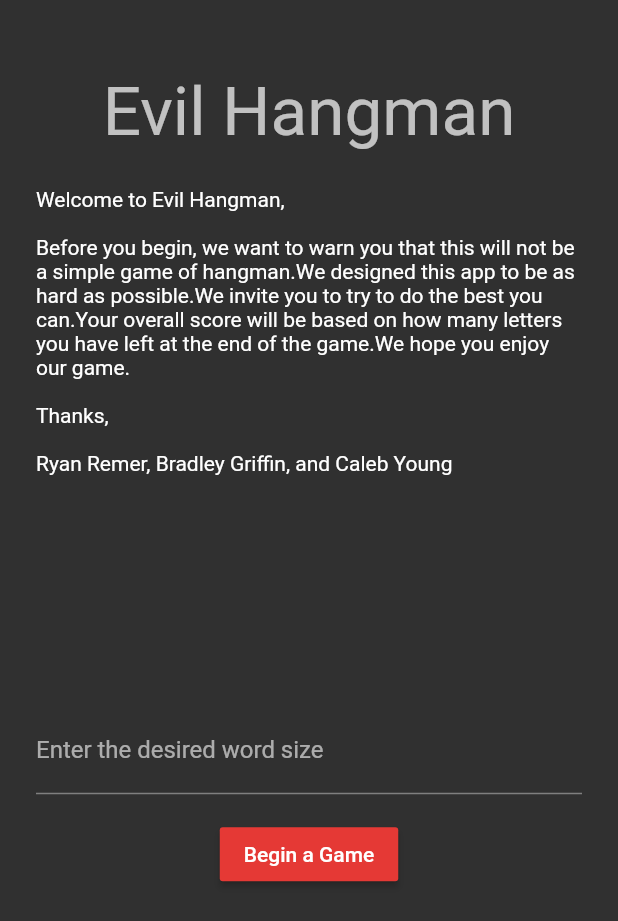
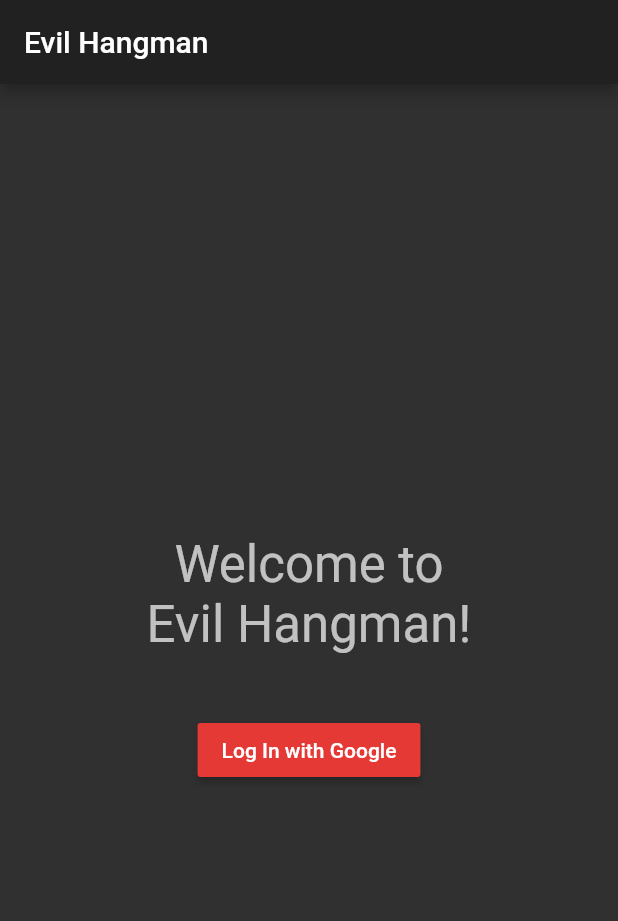
Before and after one commit to RyanRemer/evil_hangman, a Flutter app: the screen it shows after launch, on a phone screen of 412 x 824 dp. Shown: the top 921 px of the screen. Run offline on Flutter 3.47's test engine with Material 2 defaults, Android fonts, the phone set to English and light mode, and no system bars; our stand-ins replace cloud_firestore, firebase_auth, google_sign_in, rxdart; accounts and stored records are empty; project files that could hold a hidden picture were left out.

Commit message:
Basic Google authentication signup.

```diff
--- a/lib/main.dart
+++ b/lib/main.dart
@@ -1,4 +1,4 @@
-import 'package:evil_hangman/page/start_page.dart';
+import 'package:evil_hangman/page/login_page.dart';
 import 'package:flutter/material.dart';
 import 'package:flutter/services.dart';
 
@@ -19,7 +19,7 @@ class MyApp extends StatelessWidget {
         accentColor: Colors.grey,
         textSelectionHandleColor: Colors.red,
       ),
-      home: StartPage(),
+      home: LoginPage(),
     );
   }
 }
--- /dev/null
+++ b/lib/page/login_page.dart
@@ -0,0 +1,39 @@
+import 'package:flutter/material.dart';
+import '../auth.dart';
+
+class LoginPage extends StatefulWidget {
+  @override
+  State<StatefulWidget> createState() {
+    return LoginPageState();
+  }
+}
+
+class LoginPageState extends State<LoginPage>{
+  @override
+  Widget build(BuildContext context) {
+    return Scaffold(
+      appBar: AppBar(
+        title: Text('Evil Hangman'),
+      ),
+      body: Container(
+        child: Column(
+          mainAxisAlignment: MainAxisAlignment.center,
+          children: <Widget> [
+            Center(
+              child: Container(
+                padding: EdgeInsets.only(right: 90, left: 90, bottom: 40),
+                child: Text('Welcome to Evil Hangman!', style: Theme.of(context).textTheme.display1, textAlign: TextAlign.center)
+              ),
+            ),
+            Center(
+              child: RaisedButton(
+                onPressed: () => authService.googleSignIn(context),
+                child: Text('Log In with Google'),
+              )
+            )
+          ]
+        )
+      )
+    );
+  }
+}
--- a/pubspec.yaml
+++ b/pubspec.yaml
@@ -23,6 +23,8 @@ dependencies:
 
   firebase_auth: 0.6.6
   google_sign_in: ^3.2.4
+
+  rxdart: 0.20.0
 
   # The following adds the Cupertino Icons font to your application.
   # Use with the CupertinoIcons class for iOS style icons.
```
Also changed, not shown: lib/auth.dart (added, +59 -0 lines), 1 other file.
